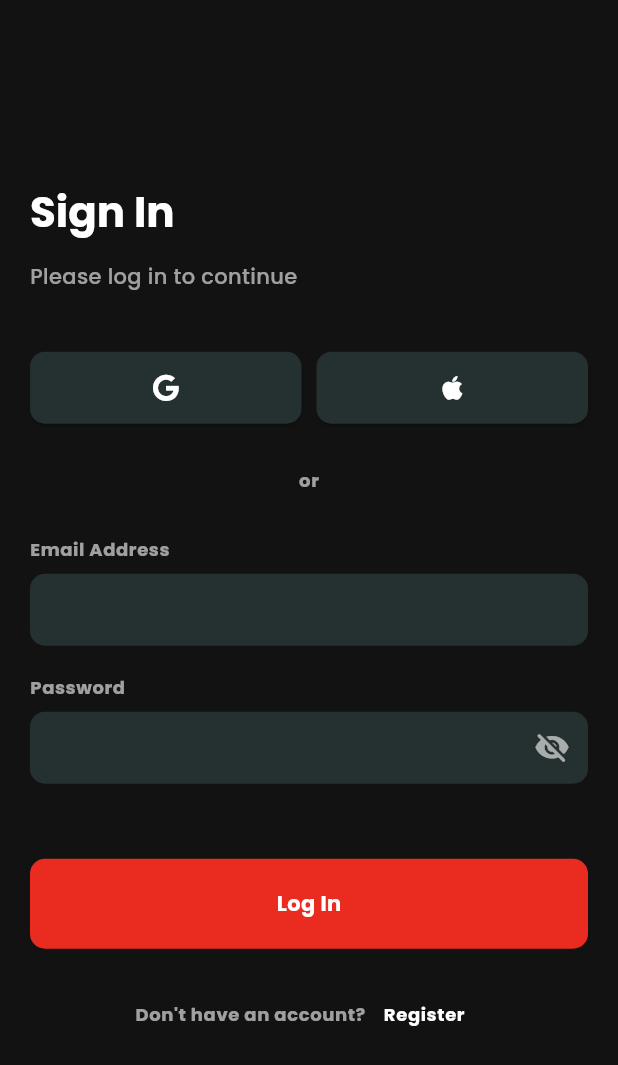
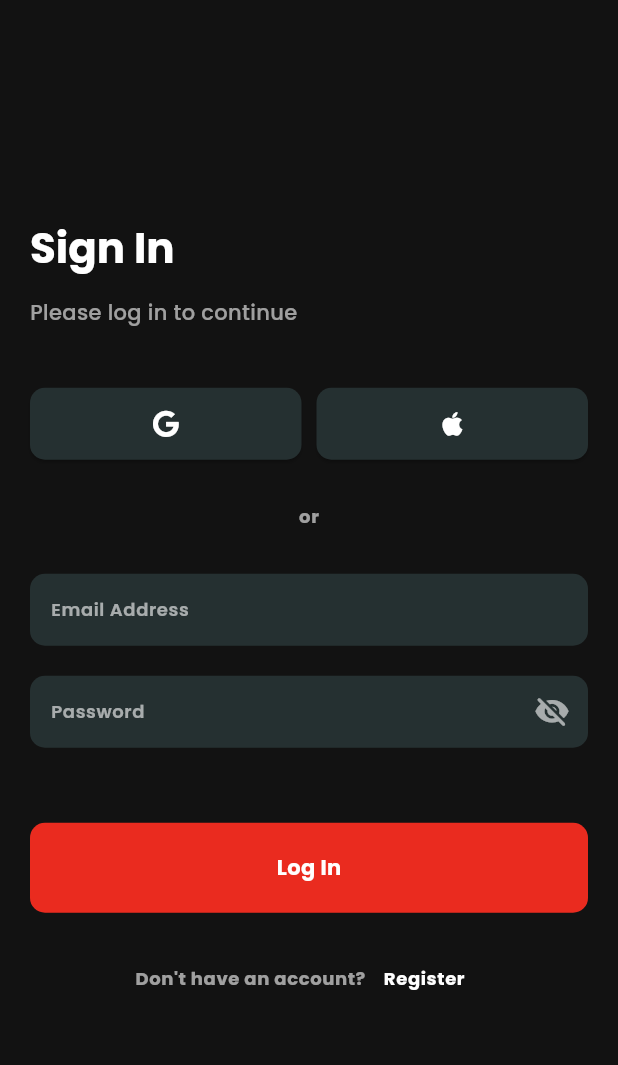
Before and after one commit to lbnmahs/vulcane, a Flutter app: the screen it shows after launch, on a phone screen of 412 x 824 dp. Shown: the top 1065 px of the screen. Run offline on Flutter 3.47's test engine with Material 3 defaults, Android fonts, the phone set to English and light mode, and no system bars; our stand-ins replace bloc, cloud_firestore, firebase_auth, firebase_core, flutter_bloc, flutter_dotenv and 6 more; accounts and stored records are empty.

Commit message:
update: auth UI redesign

```diff
--- a/lib/views/screens/auth/auth_screen.dart
+++ b/lib/views/screens/auth/auth_screen.dart
@@ -1,10 +1,11 @@
 import 'package:flutter/material.dart';
 import 'package:flutter_bloc/flutter_bloc.dart';
+import 'package:toastification/toastification.dart';
 import 'package:font_awesome_flutter/font_awesome_flutter.dart';
-import 'package:toastification/toastification.dart';
 
 import 'package:vulcane/middleware/auth/auth_bloc.dart';
 import 'package:vulcane/views/screens/tabs/home_tab.dart';
+import 'package:vulcane/views/widgets/custom_input.dart';
 
 class AuthScreen extends StatefulWidget {
   const AuthScreen({super.key});
@@ -184,15 +185,6 @@ class _AuthScreenState extends State<AuthScreen> {
                   const SizedBox(height: 30),
 
                   // First Name Field
-                  if(!_isLogin)
-                    Text(
-                      'First Name',
-                      style: Theme.of(context).textTheme.bodySmall!.copyWith(
-                        color: Theme.of(context).colorScheme.onPrimary.withOpacity(0.6),
-                        fontWeight: FontWeight.bold,
-                      ),
-                    ),
-                  if (!_isLogin) const SizedBox(height: 8),
                   if (!_isLogin)
                     TextFormField(
                       key: const ValueKey('fullName'),
@@ -200,27 +192,7 @@ class _AuthScreenState extends State<AuthScreen> {
                         color: Theme.of(context).colorScheme.onPrimary,
                       ),
                       keyboardType: TextInputType.name,
-                      decoration: InputDecoration(
-                        border: OutlineInputBorder(
-                          borderRadius: BorderRadius.circular(10.0),
-                          borderSide: BorderSide.none,
-                        ),
-                        filled: true,
-                        fillColor: Theme.of(context).colorScheme.primaryContainer,
-                        contentPadding: const EdgeInsets.all(10.0),
-                        enabledBorder: OutlineInputBorder(
-                          borderRadius: BorderRadius.circular(10.0),
-                          borderSide: BorderSide.none,
-                        ),
-                        errorBorder: OutlineInputBorder(
-                          borderRadius: BorderRadius.circular(10.0),
-                          borderSide: const BorderSide(color: Colors.red, width: 1.0),
-                        ),
-                        focusedErrorBorder: OutlineInputBorder(
-                          borderRadius: BorderRadius.circular(10.0),
-                          borderSide: BorderSide.none,
-                        ),
-                      ),
+                      decoration: customInputDecoration(context: context, label: 'Full Name'),
                       onSaved: (value) => _enteredFullName = value!,
                       validator: (value) {
                         if(value == null || value.isEmpty){
@@ -232,41 +204,13 @@ class _AuthScreenState extends State<AuthScreen> {
                   if (!_isLogin) const SizedBox(height: 20),
 
                   // Email Field
-                  Text(
-                    'Email Address',
-                    style: Theme.of(context).textTheme.bodySmall!.copyWith(
-                      color: Theme.of(context).colorScheme.onPrimary.withOpacity(0.6),
-                      fontWeight: FontWeight.bold,
-                    ),
-                  ),
-                  const SizedBox(height: 8),
                   TextFormField(
                     key: const ValueKey('email'),
                     style: Theme.of(context).textTheme.bodyMedium!.copyWith(
                       color: Theme.of(context).colorScheme.onPrimary,
                     ),
                     keyboardType: TextInputType.emailAddress,
-                    decoration: InputDecoration(
-                      border: OutlineInputBorder(
-                        borderRadius: BorderRadius.circular(10.0),
-                        borderSide: BorderSide.none,
-                      ),
-                      filled: true,
-                      fillColor: Theme.of(context).colorScheme.primaryContainer,
-                      contentPadding: const EdgeInsets.all(10.0),
-                      enabledBorder: OutlineInputBorder(
-                        borderRadius: BorderRadius.circular(10.0),
-                        borderSide: BorderSide.none,
-                      ),
-                      errorBorder: OutlineInputBorder(
-                        borderRadius: BorderRadius.circular(10.0),
-                        borderSide: const BorderSide(color: Colors.red, width: 1.0),
-                      ),
-                      focusedErrorBorder: OutlineInputBorder(
-                        borderRadius: BorderRadius.circular(10.0),
-                        borderSide: BorderSide.none,
-                      ),
-                    ),
+                    decoration: customInputDecoration(context: context, label: 'Email Address'),
                     onSaved: (value) => _enteredEmail = value!,
                     validator: (value) {
                       if (value == null || value.isEmpty || !value.contains('@')) {
@@ -278,40 +222,14 @@ class _AuthScreenState extends State<AuthScreen> {
                   const SizedBox(height: 20),
 
                   // Password Field
-                  Text(
-                    'Password',
-                    style: Theme.of(context).textTheme.bodySmall!.copyWith(
-                      color: Theme.of(context).colorScheme.onPrimary.withOpacity(0.6),
-                      fontWeight: FontWeight.bold,
-                    ),
-                  ),
-                  const SizedBox(height: 8),
                   TextFormField(
                     key: const ValueKey('password'),
                     style: Theme.of(context).textTheme.bodyMedium!.copyWith(
                       color: Theme.of(context).colorScheme.onPrimary,
                     ),
-                    decoration: InputDecoration(
-                      border: OutlineInputBorder(
-                        borderRadius: BorderRadius.circular(10.0),
-                        borderSide: BorderSide.none,
-                      ),
-                      filled: true,
-                      fillColor: Theme.of(context).colorScheme.primaryContainer,
-                      contentPadding: const EdgeInsets.all(10.0),
-                      enabledBorder: OutlineInputBorder(
-                        borderRadius: BorderRadius.circular(10.0),
-                        borderSide: BorderSide.none,
-                      ),
-                      errorBorder: OutlineInputBorder(
-                        borderRadius: BorderRadius.circular(10.0),
-                        borderSide:
-                            const BorderSide(color: Colors.red, width: 1.0),
-                      ),
-                      focusedErrorBorder: OutlineInputBorder(
-                        borderRadius: BorderRadius.circular(10.0),
-                        borderSide: BorderSide.none,
-                      ),
+                    decoration: customInputDecoration(
+                      context: context,
+                      label: 'Password',
                       suffixIcon: IconButton(
                         icon: Icon(
                           _isPasswordObscured ? Icons.visibility_off_rounded : Icons.visibility_rounded,
--- a/lib/views/screens/tabs/home_tab.dart
+++ b/lib/views/screens/tabs/home_tab.dart
@@ -73,7 +73,8 @@ class _HomeTabState extends State<HomeTab> {
         showSelectedLabels: _screenIndex != 3 ? true : false,
         showUnselectedLabels: false,
         selectedFontSize: 27,
-        selectedItemColor: Theme.of(context).colorScheme.onPrimary,
+        selectedItemColor: Theme.of(context).colorScheme.secondary,
+        selectedIconTheme: IconThemeData(color: Theme.of(context).colorScheme.onSecondary),
         unselectedFontSize: 25,
         unselectedItemColor: Theme.of(context).colorScheme.onPrimaryContainer,
         selectedLabelStyle: const TextStyle(
--- /dev/null
+++ b/lib/views/widgets/custom_input.dart
@@ -0,0 +1,37 @@
+import 'package:flutter/material.dart';
+
+InputDecoration customInputDecoration({
+  required BuildContext context, required String label, Widget? suffixIcon
+}) {
+  return InputDecoration(
+    label: Text(label),
+    suffixIcon: suffixIcon,
+    labelStyle: Theme.of(context).textTheme.bodySmall!.copyWith(
+      color: Theme.of(context).colorScheme.onPrimaryContainer,
+      fontWeight: FontWeight.w600
+    ),
+    floatingLabelStyle: Theme.of(context).textTheme.bodySmall!.copyWith(
+      color: Theme.of(context).colorScheme.onPrimary,
+      fontWeight: FontWeight.w600
+    ),
+    border: OutlineInputBorder(
+      borderRadius: BorderRadius.circular(10.0),
+      borderSide: BorderSide.none,
+    ),
+    filled: true,
+    fillColor: Theme.of(context).colorScheme.primaryContainer,
+    contentPadding: const EdgeInsets.all(10.0),
+    enabledBorder: OutlineInputBorder(
+      borderRadius: BorderRadius.circular(10.0),
+      borderSide: BorderSide.none,
+    ),
+    errorBorder: OutlineInputBorder(
+      borderRadius: BorderRadius.circular(10.0),
+      borderSide: const BorderSide(color: Colors.red, width: 1.0),
+    ),
+    focusedErrorBorder: OutlineInputBorder(
+      borderRadius: BorderRadius.circular(10.0),
+      borderSide: BorderSide.none,
+    ),
+  );
+}
```
